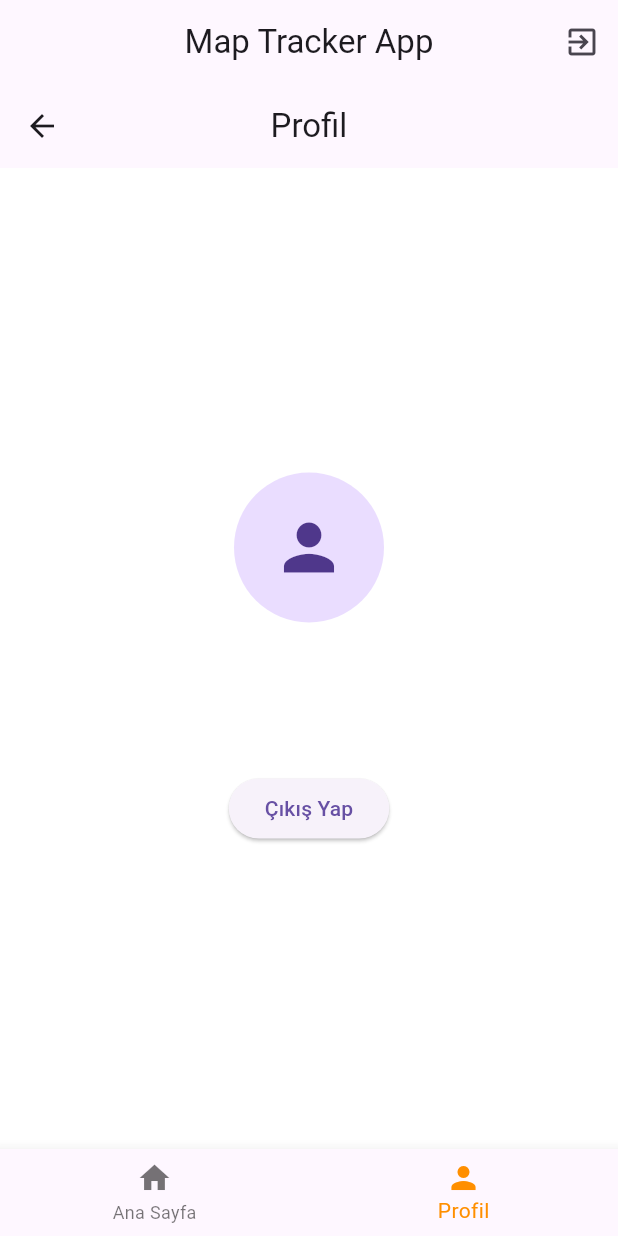
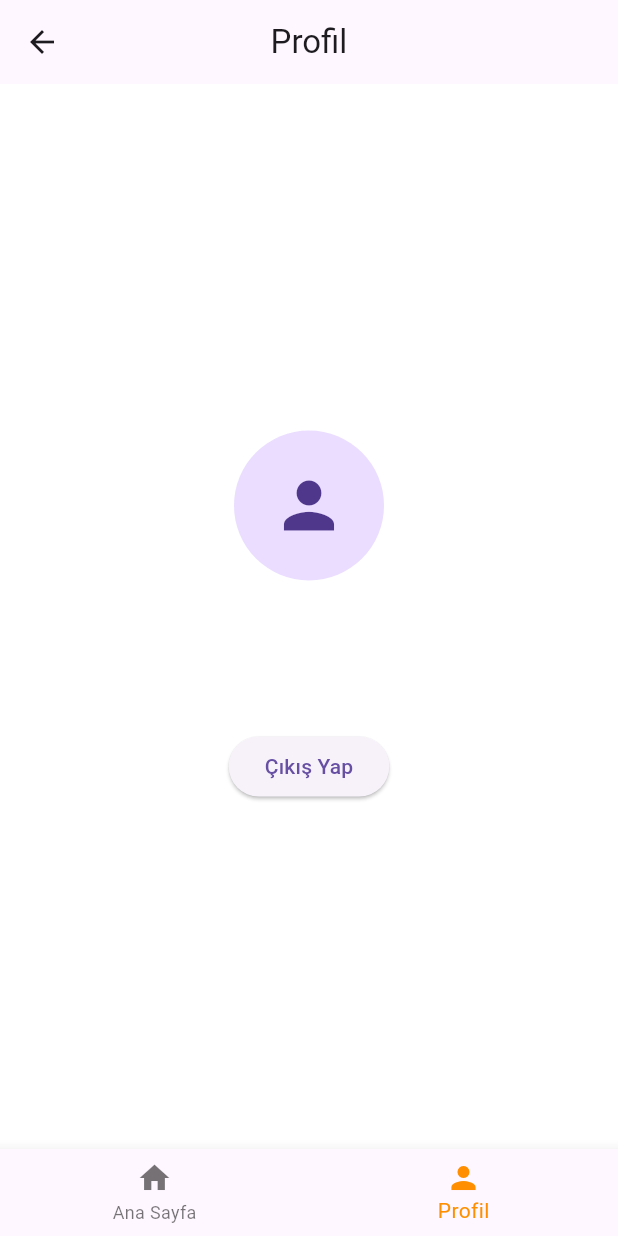
Before and after one commit to Furk4nBulut/Map-Tracker-Walking-Activity-App, a Flutter app: the HomePage screen opened directly, item 2 of the bottom bar chosen, on a phone screen of 412 x 824 dp. Run offline on Flutter 3.47's test engine with Material 3 defaults, Android fonts, the phone set to English and light mode, and no system bars; our stand-ins replace cloud_firestore, firebase_auth, firebase_core, fluttertoast, get_it, google_sign_in and 1 more; accounts and stored records are empty; network calls fail; Roboto replaces fonts that are missing (Montserrat).

Commit message:
homepage appbar fixed. ( Appbars does not cross with each other ).

```diff
--- a/lib/screens/homepage.dart
+++ b/lib/screens/homepage.dart
@@ -57,8 +57,9 @@ class _HomePageState extends State<HomePage> {
         return true;
       },
       child: Scaffold(
-        appBar: AppBar(
-          title: const Text("Map Tracker App"),
+        appBar: _selectedIndex == 0
+            ? AppBar(
+          title: const Text("Ana Sayfa"),
           centerTitle: true,
           automaticallyImplyLeading: false,
           actions: <Widget>[
@@ -70,14 +71,9 @@ class _HomePageState extends State<HomePage> {
               },
             ),
           ],
-        ),
-        body: IndexedStack(
-          index: _selectedIndex,
-          children: [
-            _buildHomeScreen(user),
-            ProfilePage(user: user!),
-          ],
-        ),
+        )
+            : null,
+        body: _selectedIndex == 0 ? _buildHomeScreen(user) : ProfilePage(user: user!),
         bottomNavigationBar: BottomNavigationBar(
           items: const <BottomNavigationBarItem>[
             BottomNavigationBarItem(
```
